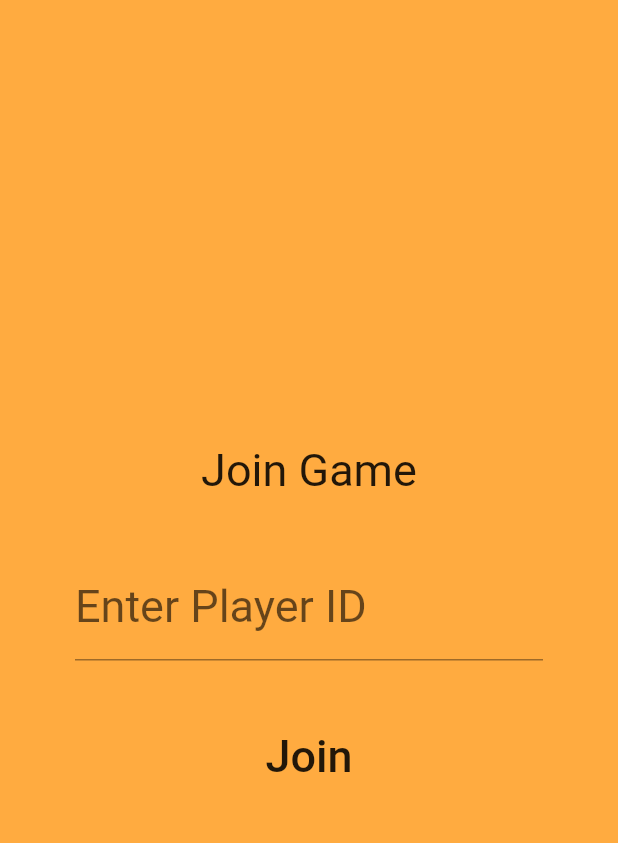
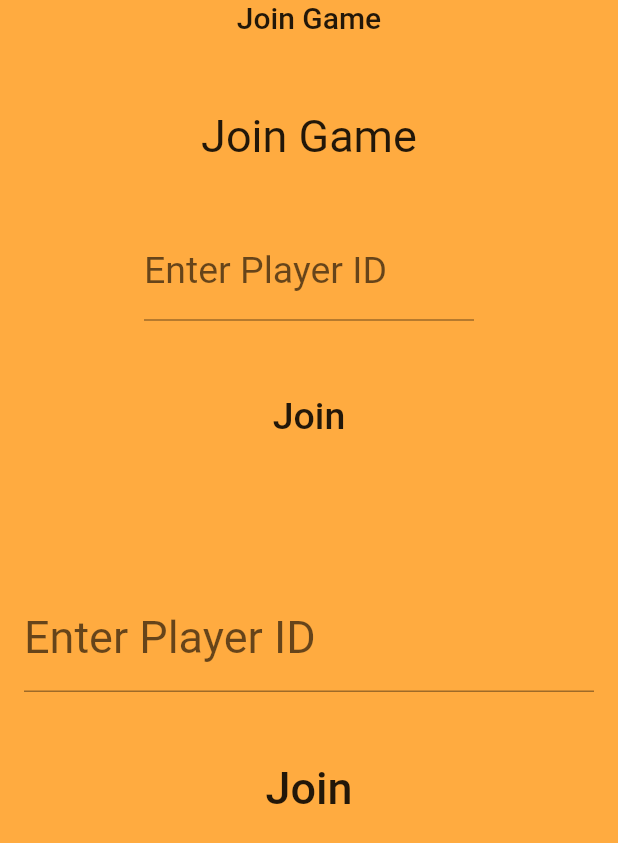
Before and after one commit to spike-monster/spike_monster, a Flutter app: the JoinPage screen opened directly, on a phone screen of 412 x 824 dp. Shown: the top 843 px of the screen. Run offline on Flutter 3.47's test engine with Material 2 defaults, Android fonts, the phone set to English and light mode, and no system bars; our stand-ins replace animated_text_kit, cloud_firestore, equatable, firebase_auth, firebase_core, google_fonts and 1 more; missing offline and left inert: local_hero; accounts and stored records are empty; statements that could not run were skipped.

Commit message:
fix conflic

```diff
--- a/lib/view/join_page.dart
+++ b/lib/view/join_page.dart
@@ -1,4 +1,5 @@
 import 'package:flutter/material.dart';
+import 'package:spike_monster/view/profile_page.dart';
 
 class JoinPage extends StatefulWidget {
   const JoinPage({super.key});
@@ -14,8 +15,16 @@ class _JoinPageState extends State<JoinPage> {
   Widget build(BuildContext context) {
     return Scaffold(
       body: Container(
-        padding: const EdgeInsets.symmetric(horizontal: 50.0, vertical: 30.0),
         color: Colors.orangeAccent.shade200,
+        child: Column(
+          mainAxisAlignment: MainAxisAlignment.start,
+          crossAxisAlignment: CrossAxisAlignment.start,
+          children: [
+            MaterialButton(
+              onPressed: () {
+                Navigator.of(context).push(MaterialPageRoute(
+                    builder: (context) => const ProfilePage()));
+              },
               child: Center(
                 child: Column(
                   mainAxisAlignment: MainAxisAlignment.center,
@@ -25,7 +34,51 @@ class _JoinPageState extends State<JoinPage> {
                       'Join Game',
                       textAlign: TextAlign.center,
                       style: TextStyle(
+                        fontSize: 20,
+                      ),
+                    ),
+                    Container(
+                      padding: const EdgeInsets.symmetric(
+                          horizontal: 80.0, vertical: 50.0),
+                      child: Column(
+                        mainAxisAlignment: MainAxisAlignment.center,
+                        crossAxisAlignment: CrossAxisAlignment.stretch,
+                        children: [
+                          const Text(
+                            'Join Game',
+                            textAlign: TextAlign.center,
+                            style: TextStyle(
+                              fontWeight: FontWeight.w400,
                               fontSize: 30,
+                            ),
+                          ),
+                          const SizedBox(
+                            height: 40,
+                          ),
+                          TextField(
+                            onChanged: (value) {
+                              playerID = value;
+                            },
+                            obscureText: true,
+                            decoration: const InputDecoration(
+                                labelText: 'Enter Player ID',
+                                labelStyle: TextStyle(
+                                  fontSize: 25,
+                                )),
+                          ),
+                          const SizedBox(
+                            height: 40,
+                          ),
+                          MaterialButton(
+                            onPressed: () {},
+                            child: const Text(
+                              'Join',
+                              style: TextStyle(
+                                fontSize: 25,
+                              ),
+                            ),
+                          ),
+                        ],
                       ),
                     ),
                     const SizedBox(
@@ -55,7 +108,11 @@ class _JoinPageState extends State<JoinPage> {
                         ),
                       ),
                     ),
-              ]),
+                  ],
+                ),
+              ),
+            ),
+          ],
         ),
       ),
     );
```
Lines whose indentation alone changed are shown as unchanged.
